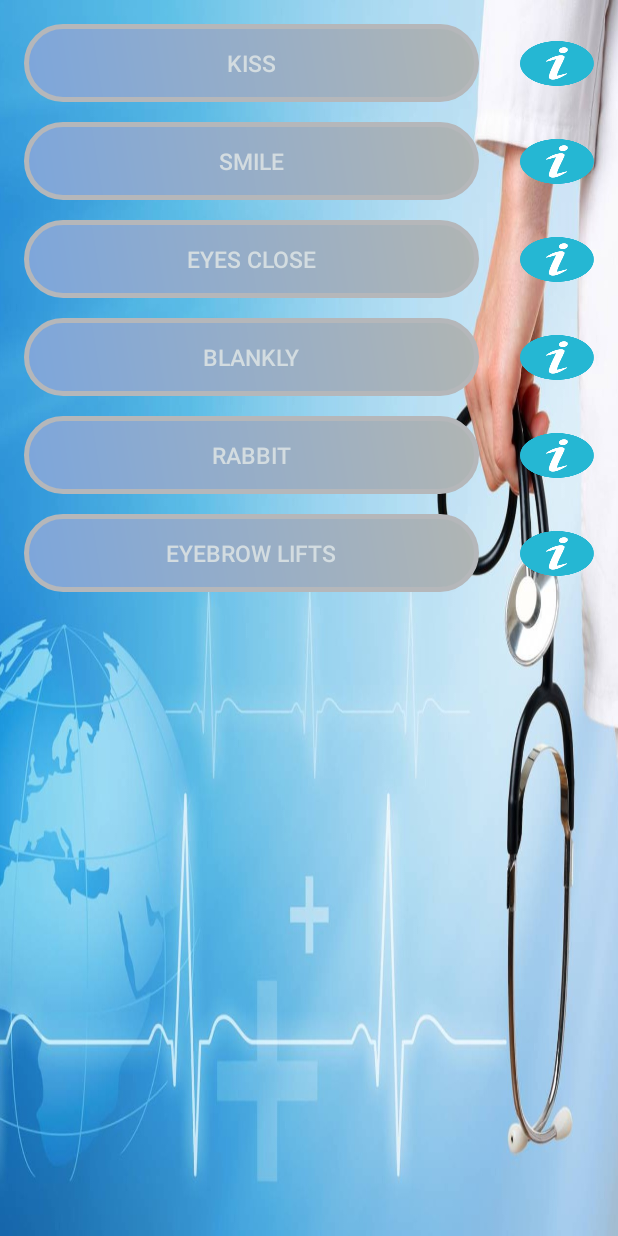
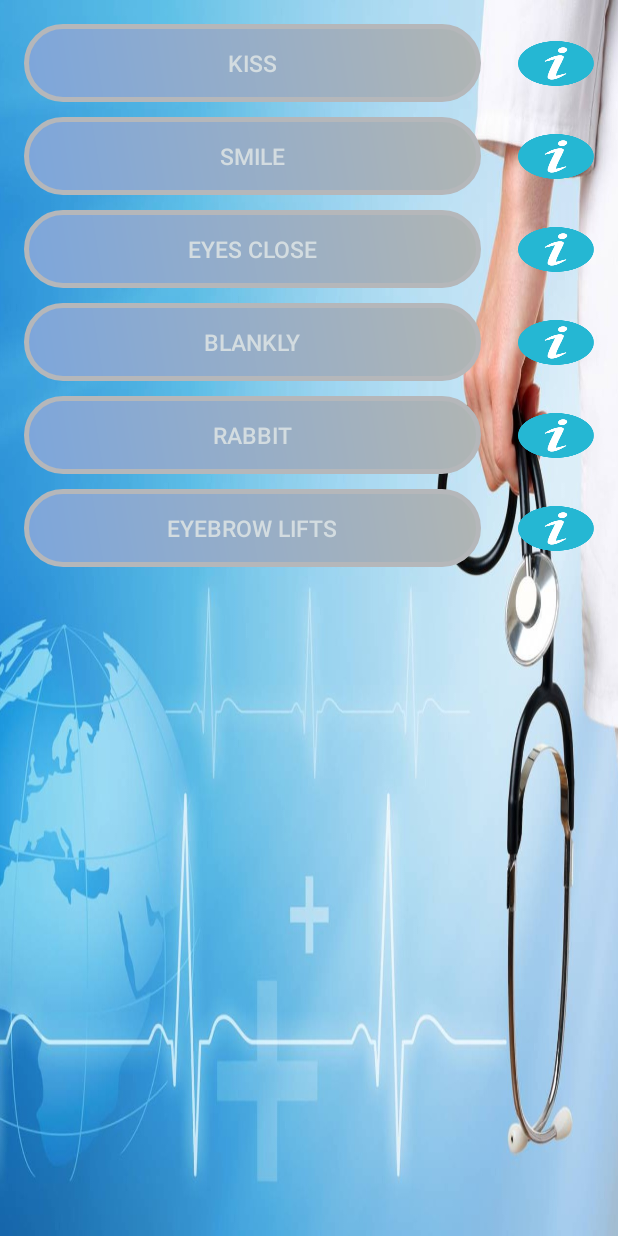
Before and after one commit to OBenzer/PhysoTrack, an Android app: the NewSession screen opened directly, with no data from a screen before it, on a phone screen of 412 x 824 dp. Run offline under Robolectric (Android 15) with nearby library versions, the phone set to English and light mode, and no system bars.

Commit message:
New Session LTR Fixed New Session Warnings Fixed Personal Details LTR Fixed ButtonShape Warnings Fixed Medical Information Layout Fixed Many spelling mistakes solved

```diff
--- a/app/src/main/java/edu/sce/tom/physotrack/youtube_information.java
+++ b/app/src/main/java/edu/sce/tom/physotrack/youtube_information.java
@@ -16,7 +16,7 @@ public class youtube_information extends AppCompatActivity {
         VideoView informationVideoView = (VideoView)findViewById(R.id.informationVideoView);
         MediaController mediaController = new MediaController(this);
         mediaController.setAnchorView(informationVideoView);
-        Uri uri = Uri.parse("rtsp://r4---sn-4g5edn7y.googlevideo.com/Cj0LENy73wIaNAndvmELfSg5aBMYDSANFC2TeONYMOCoAUIASARgsvjCyOazvctYigELbElydkV6UG4tX0UM/D4069C3A3CB28C57B2BD0D8EAEDF0AEFA8F90DFA.4747A9145BA5C4C7320CDBE8B90432AD57E3777B/yt6/1/video.3gp");
+        Uri uri = Uri.parse("rtsp://r4---sn-4g5edn7y.googlevideo.com/Cj0LENy73wIaNAndvmELfSg5aBMYDSANFC2TeONYMOCoAUIASARgsvjCyOazvctYigELbElydkV6UG4tX0UM/D4069C3A3CB24747A9145BA5C4C7320CDBE8B90432AD57E3777B8C57B2BD0D8EAEDF0AEFA8F90DFA./yt6/1/video.3gp");
         informationVideoView.setMediaController(mediaController);
         informationVideoView.setVideoURI(uri);
         informationVideoView.requestFocus();
--- a/app/src/main/res/layout/activity_main.xml
+++ b/app/src/main/res/layout/activity_main.xml
@@ -1,6 +1,5 @@
 <?xml version="1.0" encoding="utf-8"?>
 <RelativeLayout xmlns:android="http://schemas.android.com/apk/res/android"
-    xmlns:app="http://schemas.android.com/apk/res-auto"
     xmlns:tools="http://schemas.android.com/tools"
     android:layout_width="match_parent"
     android:layout_height="match_parent"
--- a/app/src/main/res/layout/activity_new_session.xml
+++ b/app/src/main/res/layout/activity_new_session.xml
@@ -1,6 +1,5 @@
 <?xml version="1.0" encoding="utf-8"?>
 <RelativeLayout xmlns:android="http://schemas.android.com/apk/res/android"
-    xmlns:app="http://schemas.android.com/apk/res-auto"
     xmlns:tools="http://schemas.android.com/tools"
 
     android:id="@+id/relative"
@@ -12,19 +11,21 @@
     android:paddingLeft="@dimen/activity_horizontal_margin"
     android:paddingRight="@dimen/activity_horizontal_margin"
     android:paddingTop="@dimen/activity_vertical_margin"
-    tools:context="edu.sce.tom.physotrack.NewSession">
+    tools:context="edu.sce.tom.physotrack.NewSession"
+    android:layout_alignParentStart="true"
+    android:layout_alignParentTop="true"
+    android:orientation="vertical"
+    android:layoutDirection="ltr"
+    >
 
-    <Space
-        android:layout_width="20px"
-        android:layout_height="20px" />
 
     <LinearLayout
         android:layout_width="match_parent"
         android:layout_height="wrap_content"
-        android:layout_alignParentLeft="true"
         android:layout_alignParentStart="true"
         android:layout_alignParentTop="true"
-        android:orientation="vertical">
+        android:orientation="vertical"
+        android:layoutDirection="ltr">
 
         <LinearLayout
             android:layout_width="match_parent"
@@ -42,13 +43,13 @@
                 android:shadowDx="-0"
                 android:shadowDy="0"
                 android:shadowRadius="0"
-                android:text="kiss"
+                android:text="@string/New_Session_kiss_btn"
                 android:textColor="#D3DCE0"
                 android:textSize="15sp" />
 
             <Space
-                android:layout_width="20px"
-                android:layout_height="20px"
+                android:layout_width="10dp"
+                android:layout_height="10dp"
                 android:layout_weight="1" />
 
             <Button
@@ -61,8 +62,8 @@
         </LinearLayout>
 
         <Space
-            android:layout_width="20px"
-            android:layout_height="20px" />
+            android:layout_width="10dp"
+            android:layout_height="10dp" />
 
         <LinearLayout
             android:layout_width="match_parent"
@@ -80,13 +81,13 @@
                 android:shadowDx="-0"
                 android:shadowDy="0"
                 android:shadowRadius="0"
-                android:text="smile"
+                android:text="@string/New_session_smile_btn"
                 android:textColor="#D3DCE0"
                 android:textSize="15sp" />
 
             <Space
-                android:layout_width="20px"
-                android:layout_height="20px"
+                android:layout_width="10dp"
+                android:layout_height="10dp"
                 android:layout_weight="1" />
 
             <Button
@@ -98,8 +99,8 @@
         </LinearLayout>
 
         <Space
-            android:layout_width="20px"
-            android:layout_height="20px" />
+            android:layout_width="10dp"
+            android:layout_height="10dp" />
 
         <LinearLayout
             android:layout_width="match_parent"
@@ -117,13 +118,13 @@
                 android:shadowDx="-0"
                 android:shadowDy="0"
                 android:shadowRadius="0"
-                android:text="eyes close"
+                android:text="@string/New_Session_eyes_close_btn"
                 android:textColor="#D3DCE0"
                 android:textSize="15sp" />
 
             <Space
-                android:layout_width="20px"
-                android:layout_height="20px"
+                android:layout_width="10dp"
+                android:layout_height="10dp"
                 android:layout_weight="1" />
 
             <Button
@@ -135,8 +136,8 @@
         </LinearLayout>
 
         <Space
-            android:layout_width="20px"
-            android:layout_height="20px" />
+            android:layout_width="10dp"
+            android:layout_height="10dp" />
 
         <LinearLayout
             android:layout_width="match_parent"
@@ -154,13 +155,13 @@
                 android:shadowDx="-0"
                 android:shadowDy="0"
                 android:shadowRadius="0"
-                android:text="blankly"
+                android:text="@string/New_Session_blankly_btn"
                 android:textColor="#D3DCE0"
                 android:textSize="15sp" />
 
             <Space
-                android:layout_width="20px"
-                android:layout_height="20px"
+                android:layout_width="10dp"
+                android:layout_height="10dp"
                 android:layout_weight="1" />
 
             <Button
@@ -172,8 +173,8 @@
         </LinearLayout>
 
         <Space
-            android:layout_width="20px"
-            android:layout_height="20px" />
+            android:layout_width="10dp"
+            android:layout_height="10dp" />
 
         <LinearLayout
             android:layout_width="match_parent"
@@ -191,13 +192,13 @@
                 android:shadowDx="-0"
                 android:shadowDy="0"
                 android:shadowRadius="0"
-                android:text="rabbit"
+                android:text="@string/New_Session_rabbit_btn"
                 android:textColor="#D3DCE0"
                 android:textSize="15sp" />
 
             <Space
-                android:layout_width="20px"
-                android:layout_height="20px"
+                android:layout_width="10dp"
+                android:layout_height="10dp"
                 android:layout_weight="1" />
 
             <Button
@@ -209,8 +210,8 @@
         </LinearLayout>
 
         <Space
-            android:layout_width="20px"
-            android:layout_height="20px" />
+            android:layout_width="10dp"
+            android:layout_height="10dp" />
 
         <LinearLayout
             android:layout_width="match_parent"
@@ -228,13 +229,13 @@
                 android:shadowDx="-0"
                 android:shadowDy="0"
                 android:shadowRadius="0"
-                android:text="eyebrow lifts"
+                android:text="@string/New_Session_eyebrow_lifts_btn"
                 android:textColor="#D3DCE0"
                 android:textSize="15sp" />
 
             <Space
-                android:layout_width="20px"
-                android:layout_height="20px"
+                android:layout_width="10dp"
+                android:layout_height="10dp"
                 android:layout_weight="1" />
 
             <Button
--- a/app/src/main/res/layout/activity_photo_guide.xml
+++ b/app/src/main/res/layout/activity_photo_guide.xml
@@ -1,6 +1,5 @@
 <?xml version="1.0" encoding="utf-8"?>
 <RelativeLayout xmlns:android="http://schemas.android.com/apk/res/android"
-    xmlns:app="http://schemas.android.com/apk/res-auto"
     xmlns:tools="http://schemas.android.com/tools"
     android:layout_width="match_parent"
     android:layout_height="match_parent"
--- a/app/src/main/res/layout/activity_previous_analysis.xml
+++ b/app/src/main/res/layout/activity_previous_analysis.xml
@@ -1,6 +1,5 @@
 <?xml version="1.0" encoding="utf-8"?>
 <RelativeLayout xmlns:android="http://schemas.android.com/apk/res/android"
-    xmlns:app="http://schemas.android.com/apk/res-auto"
     xmlns:tools="http://schemas.android.com/tools"
     android:layout_width="match_parent"
     android:layout_height="match_parent"
@@ -21,7 +20,7 @@
         android:shadowDx="-0"
         android:shadowDy="0"
         android:shadowRadius="0"
-        android:text="send therapist"
+        android:text="@string/PreviousAnalysis_send_therapist_btn"
         android:textColor="#D3DCE0"
         android:textSize="15sp" />
 
--- a/app/src/main/res/layout/activity_splash.xml
+++ b/app/src/main/res/layout/activity_splash.xml
@@ -1,6 +1,5 @@
 <?xml version="1.0" encoding="utf-8"?>
 <android.support.constraint.ConstraintLayout xmlns:android="http://schemas.android.com/apk/res/android"
-    xmlns:app="http://schemas.android.com/apk/res-auto"
     xmlns:tools="http://schemas.android.com/tools"
     android:layout_width="match_parent"
     android:layout_height="match_parent"
--- a/app/src/main/res/layout/activity_youtube_information.xml
+++ b/app/src/main/res/layout/activity_youtube_information.xml
@@ -1,6 +1,5 @@
 <?xml version="1.0" encoding="utf-8"?>
 <android.support.constraint.ConstraintLayout xmlns:android="http://schemas.android.com/apk/res/android"
-    xmlns:app="http://schemas.android.com/apk/res-auto"
     xmlns:tools="http://schemas.android.com/tools"
     android:layout_width="match_parent"
     android:layout_height="match_parent"
--- a/app/src/main/res/values/strings.xml
+++ b/app/src/main/res/values/strings.xml
@@ -12,11 +12,18 @@
     <string name="new_session_butoon">new session</string>
     <string name="photo_guide_butoon">photo guide</string>
     <string name="session_analysis_button">session analysis</string>
-    <string name="insert_therapist_mail">insert_therapist_mail</string>
-    <string name="insert_user_name">insert_user_name</string>
+    <string name="insert_therapist_mail">therapist mail</string>
+    <string name="insert_user_name">user name</string>
     <string name="left_side_radio_button">left_side</string>
     <string name="right_side_radio_button">right_side</string>
-    <string name="submit_Personal_Detailes">submit</string>
-    <string name="PeronalDetaliesExplainText">in_order_for_us_to_provide_you_with_a_service_you_must_enter_the_damaged_side</string>
+    <string name="submit_Personal_Details">submit</string>
+    <string name="PersonalDetailsExplainText">in order forus to provide you with a service you must enter the damaged side</string>
     <string name="medical_info_text">Bells palsy is a type of facial paralysis that results in an inability to control the facial muscles on the affected side. Symptoms can vary from mild to severe. They may include muscle twitching, weakness, or total loss of the ability to move one or rarely both sides of the face. Other symptoms include drooping of the eyelid, a change in taste, pain around the ear, and increased sensitivity to sound. Typically symptoms come on over 48 hours.</string>
+    <string name="New_Session_kiss_btn">kiss</string>
+    <string name="New_session_smile_btn">smile</string>
+    <string name="New_Session_eyes_close_btn">eyes close</string>
+    <string name="New_Session_blankly_btn">blankly</string>
+    <string name="New_Session_rabbit_btn">rabbit</string>
+    <string name="New_Session_eyebrow_lifts_btn">eyebrow lifts</string>
+    <string name="PreviousAnalysis_send_therapist_btn">send therapist</string>
 </resources>
```
Also changed, not shown: app/src/main/res/layout/activity_medical_information.xml (+5 -12 lines), app/src/main/res/layout/activity_new_photo.xml (+2 -5 lines), app/src/main/res/layout/activity_personal_details.xml (+6 -7 lines).
